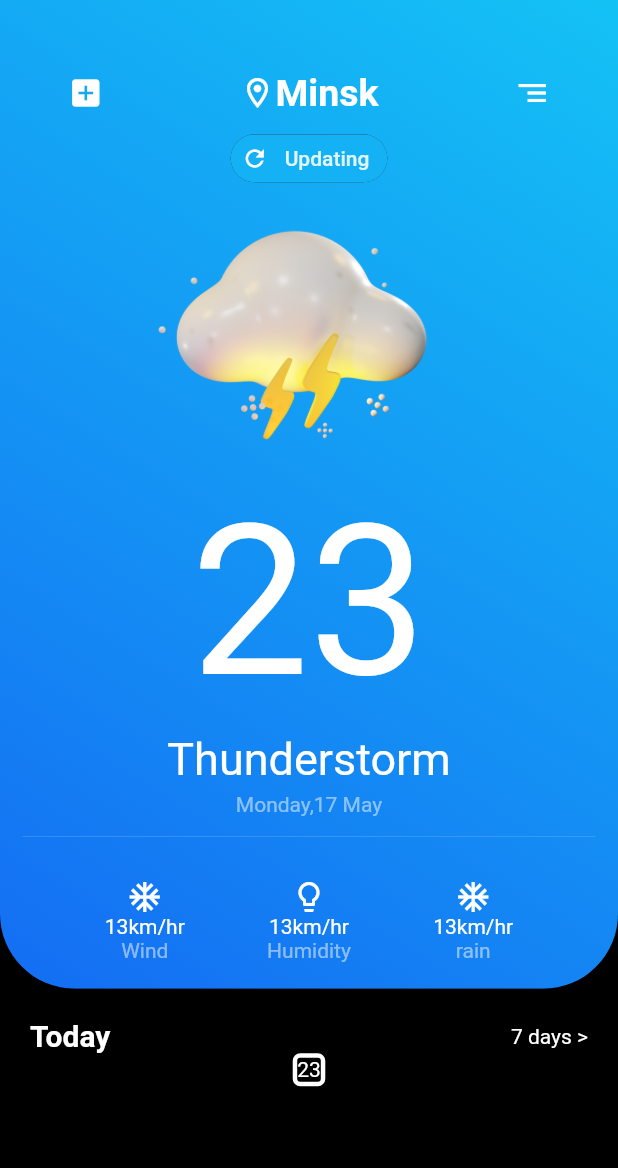
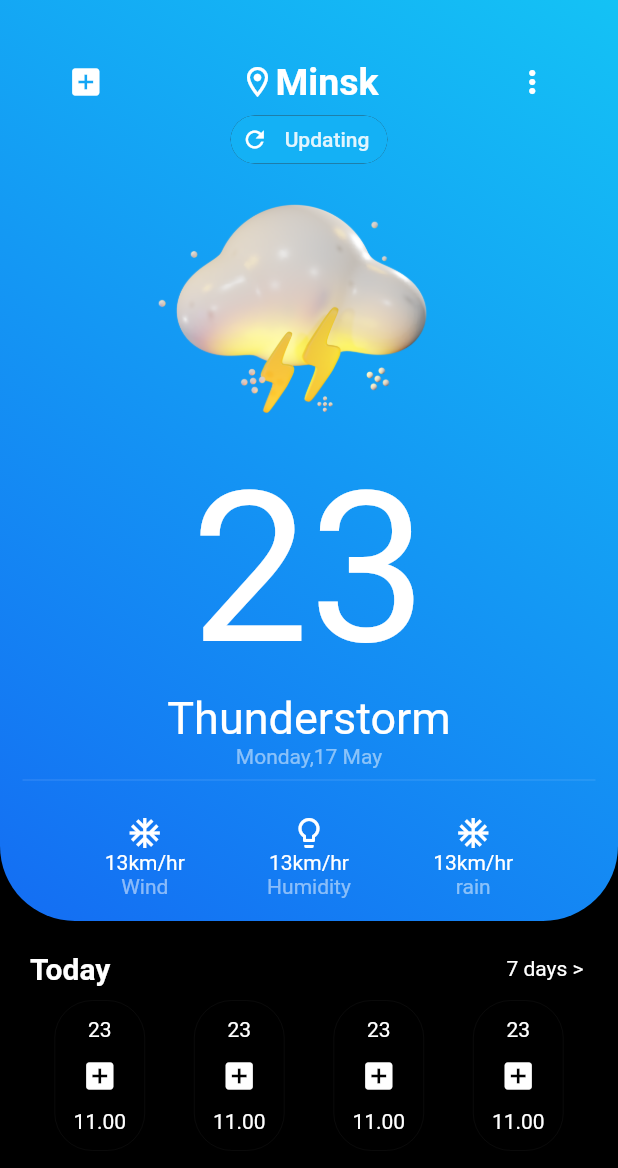
Before and after one commit to Harishwarrior/weather_app, a Flutter app: the screen it shows after launch, on a phone screen of 412 x 824 dp. Shown: the top 1168 px of the screen. Run offline on Flutter 3.47's test engine with Material 2 defaults, Android fonts, the phone set to English and light mode, and no system bars.

```diff
--- a/lib/ui/home_view.dart
+++ b/lib/ui/home_view.dart
@@ -1,6 +1,6 @@
 import 'package:flutter/cupertino.dart';
 import 'package:flutter/material.dart';
-import 'package:weather_app/utils/media_query.dart';
+import 'package:weather_app/ui/forecast_view.dart';
 
 class HomeView extends StatefulWidget {
   HomeView({Key key}) : super(key: key);
@@ -13,8 +13,9 @@ class _HomeViewState extends State<HomeView> {
   @override
   Widget build(BuildContext context) {
     return Scaffold(
-      body: Container(
-        color: Colors.black,
+      backgroundColor: Colors.black,
+      body: SingleChildScrollView(
+        child: Container(
           child: Column(
             children: [
               ClipRRect(
@@ -24,7 +25,6 @@ class _HomeViewState extends State<HomeView> {
                 ),
                 child: Container(
                   //top portion container
-                height: displayHeight(context) * 0.80,
                   decoration: new BoxDecoration(
                     gradient: new LinearGradient(
                         colors: [
@@ -52,11 +52,12 @@ class _HomeViewState extends State<HomeView> {
                               Text(
                                 'Minsk',
                                 style: TextStyle(
-                                  fontSize: 25.0, fontWeight: FontWeight.bold),
+                                    fontSize: 25.0,
+                                    fontWeight: FontWeight.bold),
                               ),
                             ],
                           ),
-                        Icon(Icons.segment),
+                          Icon(Icons.more_vert),
                         ],
                       ),
                       Chip(
@@ -65,11 +66,14 @@ class _HomeViewState extends State<HomeView> {
                         avatar: Icon(Icons.refresh),
                         label: Text('Updating'),
                       ),
-                    Image.asset(
+                      Hero(
+                        tag: 'weather_icon',
+                        child: Image.asset(
                           'assets/images/28.png',
                           fit: BoxFit.scaleDown,
                           height: 180,
                           width: 210,
+                        ),
                       ),
                       Text(
                         '23',
@@ -147,19 +151,98 @@ class _HomeViewState extends State<HomeView> {
                           style: TextStyle(
                               fontSize: 20.0, fontWeight: FontWeight.bold),
                         ),
-                      Text('7 days >'),
+                        SelectableText('7 days >', onTap: () {
+                          Navigator.push(
+                            context,
+                            MaterialPageRoute(
+                                builder: (context) => ForecastView()),
+                          );
+                        }),
                       ],
                     ),
+                    SizedBox(
+                      height: 10.0,
+                    ),
+                    Row(
+                      mainAxisAlignment: MainAxisAlignment.spaceAround,
+                      children: [
                         Container(
+                          height: 100.0,
+                          width: 60.0,
                           decoration: BoxDecoration(
-                      border: Border.all(width: 3.0, color: Colors.white),
+                            border:
+                                Border.all(width: 0.03, color: Colors.white),
                             borderRadius: BorderRadius.all(Radius.circular(
-                              5.0) //                 <--- border radius here
+                                    25.0) //                 <--- border radius here
                                 ),
                           ),
                           child: Column(
-                      children: [Text('23')],
+                            mainAxisAlignment: MainAxisAlignment.spaceEvenly,
+                            children: [
+                              Text('23'),
+                              Icon(Icons.add_box),
+                              Text('11.00')
+                            ],
                           ),
+                        ),
+                        Container(
+                          height: 100.0,
+                          width: 60.0,
+                          decoration: BoxDecoration(
+                            border:
+                                Border.all(width: 0.03, color: Colors.white),
+                            borderRadius: BorderRadius.all(Radius.circular(
+                                    25.0) //                 <--- border radius here
+                                ),
+                          ),
+                          child: Column(
+                            mainAxisAlignment: MainAxisAlignment.spaceEvenly,
+                            children: [
+                              Text('23'),
+                              Icon(Icons.add_box),
+                              Text('11.00')
+                            ],
+                          ),
+                        ),
+                        Container(
+                          height: 100.0,
+                          width: 60.0,
+                          decoration: BoxDecoration(
+                            border:
+                                Border.all(width: 0.03, color: Colors.white),
+                            borderRadius: BorderRadius.all(Radius.circular(
+                                    25.0) //                 <--- border radius here
+                                ),
+                          ),
+                          child: Column(
+                            mainAxisAlignment: MainAxisAlignment.spaceEvenly,
+                            children: [
+                              Text('23'),
+                              Icon(Icons.add_box),
+                              Text('11.00')
+                            ],
+                          ),
+                        ),
+                        Container(
+                          height: 100.0,
+                          width: 60.0,
+                          decoration: BoxDecoration(
+                            border:
+                                Border.all(width: 0.03, color: Colors.white),
+                            borderRadius: BorderRadius.all(Radius.circular(
+                                    25.0) //                 <--- border radius here
+                                ),
+                          ),
+                          child: Column(
+                            mainAxisAlignment: MainAxisAlignment.spaceEvenly,
+                            children: [
+                              Text('23'),
+                              Icon(Icons.add_box),
+                              Text('11.00')
+                            ],
+                          ),
+                        ),
+                      ],
                     ),
                   ],
                 ),
@@ -167,6 +250,7 @@ class _HomeViewState extends State<HomeView> {
             ],
           ),
         ),
+      ),
     );
   }
 }
```
Also changed, not shown: lib/ui/forecast_view.dart (added, +152 -0 lines), pubspec.lock. Lines whose indentation alone changed are shown as unchanged.
